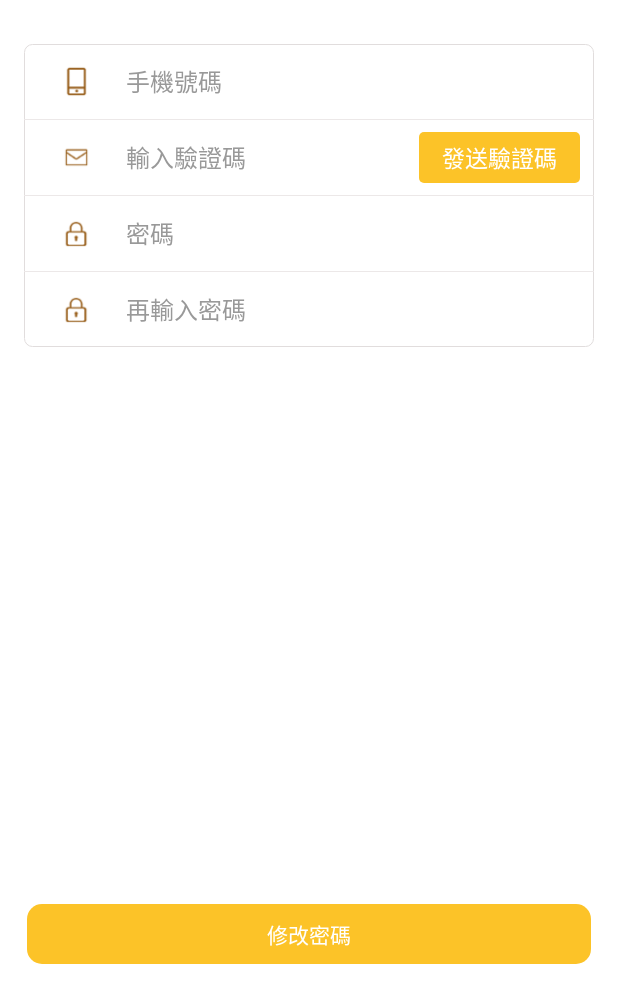
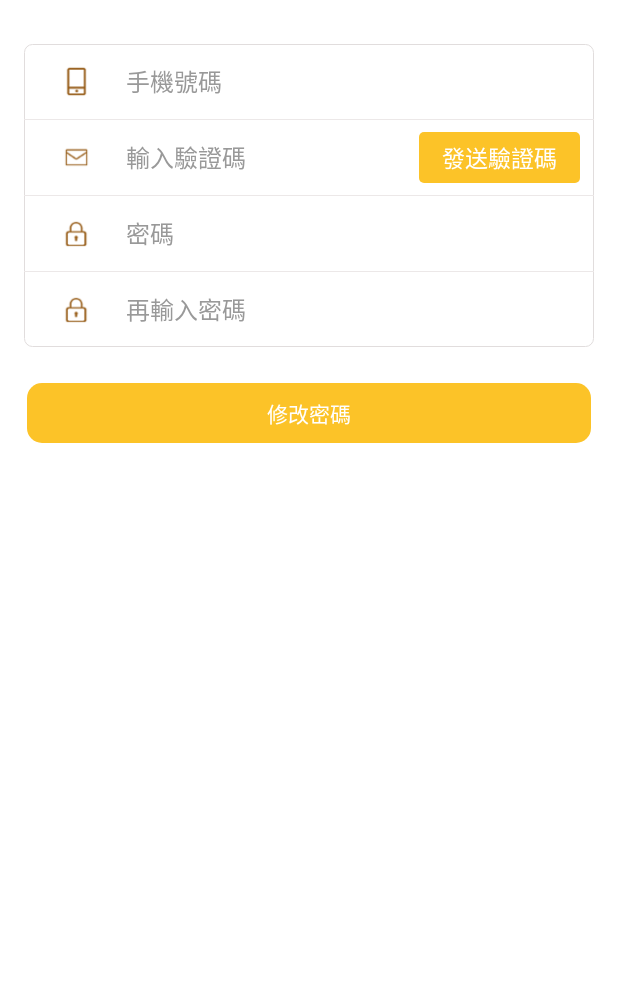
Before and after one commit to Zengnh/DianCan, an Android app: the ForgetPasswordActivity screen opened directly, with no data from a screen before it, on a phone screen of 412 x 824 dp, the part 248-1236 px from its top. Run offline under Robolectric (Android 15) with nearby library versions, the phone set to English and light mode, and no system bars; our stand-ins replace EventBus, RxJava, data binding; libraries missing offline, so code that uses them is left out: com.gyf.barlibrary, crossoverone.statuslib; 1 statement that could not run was skipped.

```diff
--- a/app/src/main/res/layout/activity_forget_passowrd.xml
+++ b/app/src/main/res/layout/activity_forget_passowrd.xml
@@ -141,18 +141,8 @@
                         android:layout_width="match_parent"
                         android:layout_height="match_parent"/>
                 </LinearLayout>
-
-
             </LinearLayout>
-
-
-
-
         </LinearLayout>
-
-        <FrameLayout
-            android:layout_width="match_parent"
-            android:layout_height="match_parent">
             <TextView
                 android:id="@+id/update_psw"
                 android:layout_gravity="bottom"
@@ -166,6 +156,5 @@
                 android:layout_marginRight="18dp"
                 android:layout_width="match_parent"
                 android:layout_height="40dp"/>
-        </FrameLayout>
     </LinearLayout>
 </layout>
```
Also changed, not shown: app/src/main/res/mipmap-xhdpi/logo.png (deleted), app/src/main/res/mipmap-xhdpi/new_logo.png (deleted), app/src/main/res/mipmap-xhdpi/wu_img.png (deleted).
